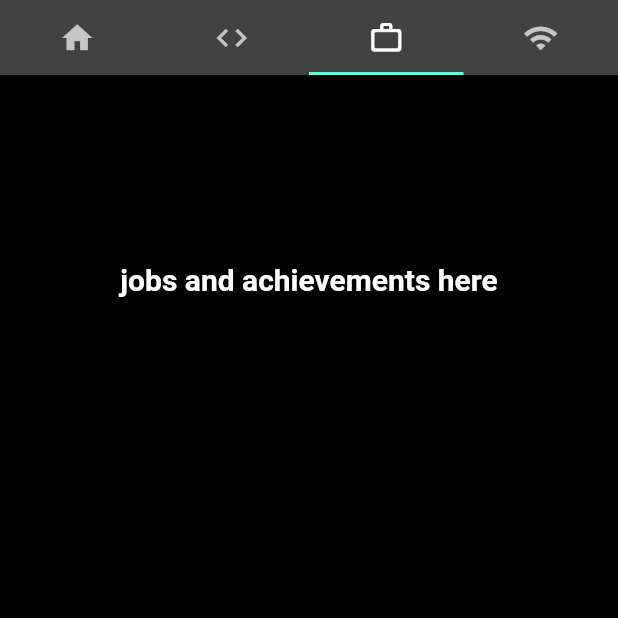
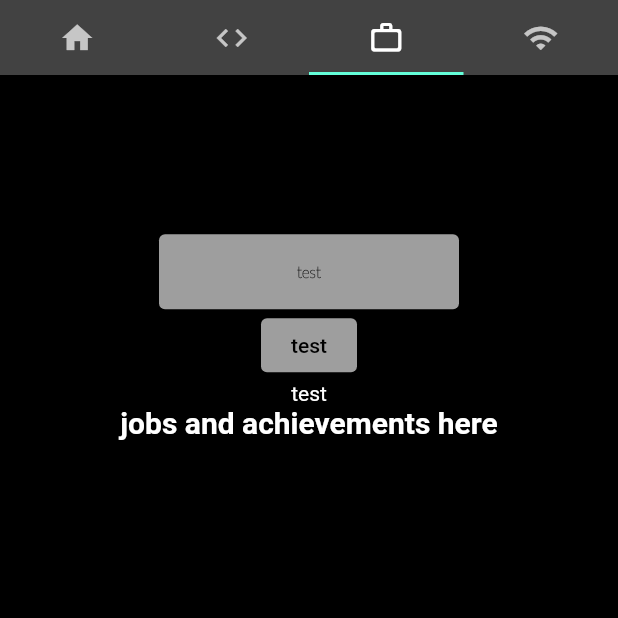
Before and after one commit to ekam-g/carghai_website, a Flutter app: the screen it shows after launch, tab 3 chosen, on a phone screen of 412 x 824 dp, the top half of it. Run offline on Flutter 3.47's test engine with Material 2 defaults, Android fonts, the phone set to English and light mode, and no system bars; our stand-ins replace auto_size_text.

Commit message:
project.dart is done?

```diff
--- a/lib/screens/jobtab.dart
+++ b/lib/screens/jobtab.dart
@@ -2,11 +2,12 @@
 
 import 'package:flutter/material.dart';
 
+import '../widgets/buttion.dart';
+
 class tab2job extends StatefulWidget {
-
-
-  const tab2job({Key? key,})
-      : super(key: key);
+  const tab2job({
+    Key? key,
+  }) : super(key: key);
 
   @override
   _tab2job createState() => _tab2job();
@@ -15,12 +16,33 @@ class tab2job extends StatefulWidget {
 class _tab2job extends State<tab2job> {
   @override
   Widget build(BuildContext context) {
+    String test = 'test';
     return Scaffold(
         body: Center(
             child: Column(
-              children: const [
+      children: [
         Spacer(),
-                Text(
+        SizedButtion(
+          onPressed: () {
+            setState(() {
+              test == 'cool';
+            });
+          },
+          width: 200,
+          height: 50,
+          fontSize: 10,
+          text: test,
+        ),
+        ElevatedButton(
+            onPressed: () {
+              setState(() {
+                test == 'cool';
+              });
+              setState(() {});
+            },
+            child: Text(test)),
+        Text(test),
+        const Text(
           'jobs and achievements here',
           style: TextStyle(
             fontSize: 20,
--- a/lib/widgets/buttion.dart
+++ b/lib/widgets/buttion.dart
@@ -0,0 +1,34 @@
+import 'package:flutter/cupertino.dart';
+import 'package:flutter/material.dart';
+
+class SizedButtion extends StatelessWidget {
+  SizedButtion({required this.onPressed,
+    required this.text,
+    required this.width,
+    required this.height, required this.fontSize});
+
+  final GestureTapCallback onPressed;
+  final String text;
+  final double width;
+  final double height;
+  final double fontSize;
+
+  @override
+  Widget build(BuildContext context) {
+    return SizedBox(
+      width: width,
+      height: height,
+      child: ElevatedButton(
+        onPressed: onPressed,
+        child: Text(
+          text,
+          style: TextStyle(
+            fontSize: fontSize,
+            fontWeight: FontWeight.bold,
+            fontFamily: 'Lato',
+          ),
+        ),
+      ),
+    );
+  }
+}
--- /dev/null
+++ b/lib/widgets/functions.dart
@@ -0,0 +1,6 @@
+p(String p) {
+  bool debug = true;
+  if(debug) {
+    print(p);
+  }
+}
```
Lines whose indentation alone changed are shown as unchanged.
